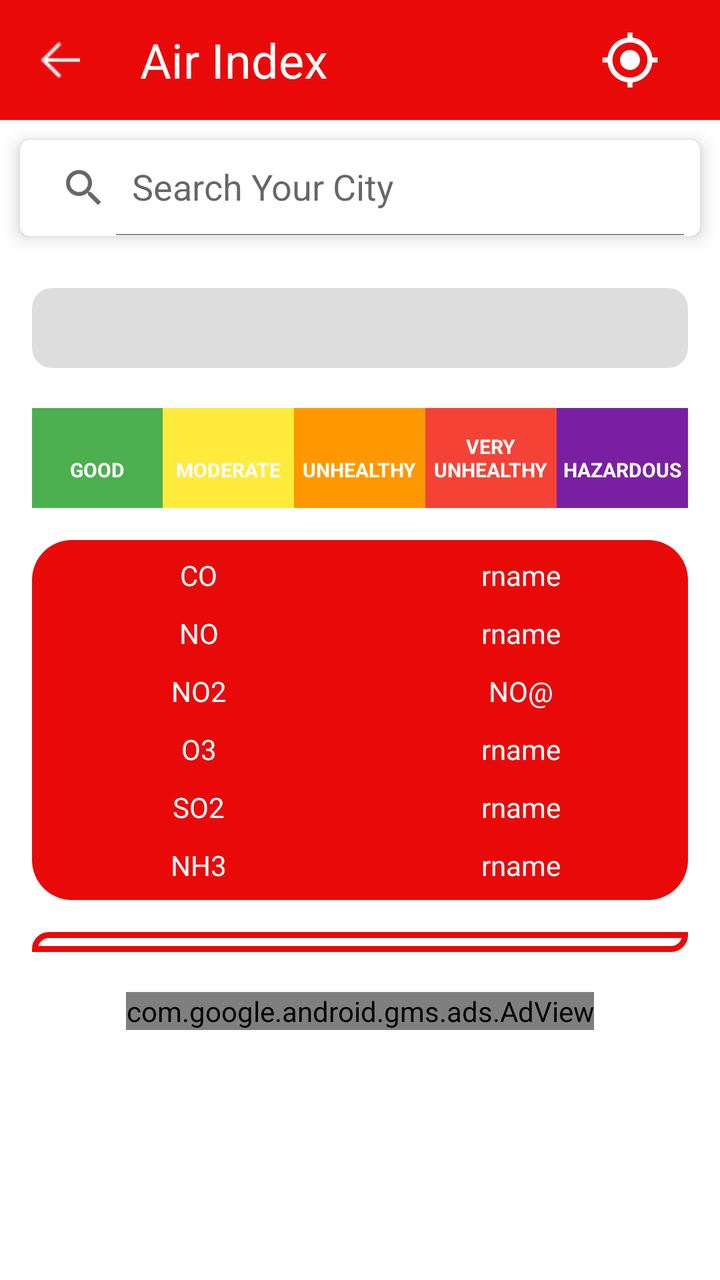
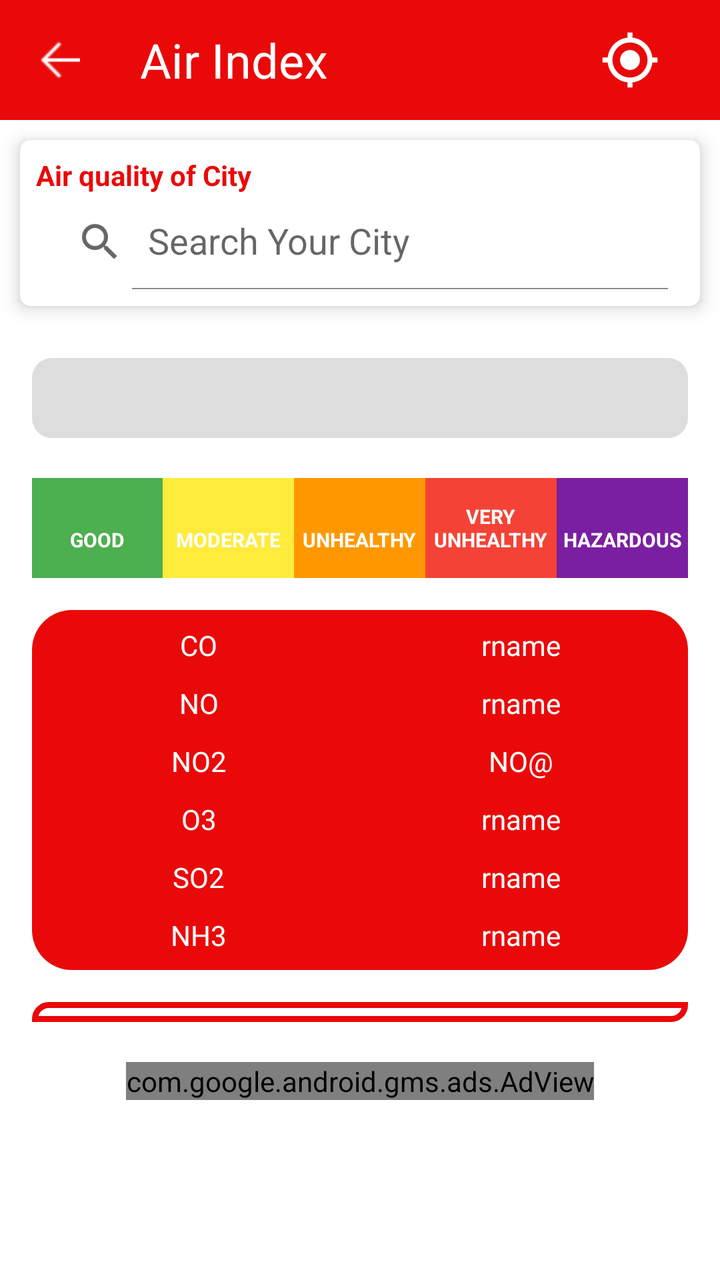

Screens rendered from an Android XML layout before and after an edit, with the pre-edit source and the edit as a unified diff.
<!-- AndroidManifest.xml: application theme Theme.Mausam -->
<!-- res/layout/activity_air_main.xml -->
<?xml version="1.0" encoding="utf-8"?>
<LinearLayout
    xmlns:android="http://schemas.android.com/apk/res/android"
    xmlns:ads="http://schemas.android.com/apk/res-auto"
    xmlns:app="http://schemas.android.com/apk/res-auto"
    android:orientation="vertical"
    android:layout_width="match_parent"
    android:layout_height="match_parent">

    
    <androidx.appcompat.widget.Toolbar
        android:id="@+id/toolbar"
        android:layout_width="match_parent"
        android:layout_height="wrap_content"
        android:padding="10dp"
        android:background="@color/red">

        <ImageButton
            android:id="@+id/back"
            android:layout_width="20dp"
            android:layout_height="20dp"
            android:layout_gravity="start"
            android:background="@drawable/back"
            android:layout_margin="10dp"/>

        <TextView
            android:layout_width="wrap_content"
            android:layout_height="wrap_content"
            android:text="@string/air_index"
            android:textSize="24sp"
            android:textColor="@color/white"
            android:layout_marginLeft="20dp"/>

        <ImageView
            android:id="@+id/loc"
            android:layout_width="30dp"
            android:layout_height="30dp"
            android:layout_gravity="end"
            android:src="@drawable/baseline_gps_fixed_24"
            android:layout_marginEnd="20dp"/>

    </androidx.appcompat.widget.Toolbar>

    
    <androidx.cardview.widget.CardView
        android:layout_width="match_parent"
        android:layout_height="wrap_content"
        android:layout_margin="10dp"
        app:cardCornerRadius="5dp"
        app:cardElevation="5dp">

        <androidx.appcompat.widget.SearchView
            android:id="@+id/newwi"
            android:layout_width="match_parent"
            android:layout_height="wrap_content"
            app:iconifiedByDefault="false"
            app:queryHint="@string/search_city"/>

    </androidx.cardview.widget.CardView>

    
    <ScrollView
        android:layout_width="match_parent"
        android:layout_height="0dp"
        android:layout_weight="1"
        android:padding="16dp">

        <LinearLayout
            android:orientation="vertical"
            android:layout_width="match_parent"
            android:layout_height="wrap_content">

            
            <ProgressBar
                android:id="@+id/aqiProgressBar"
                style="@android:style/Widget.ProgressBar.Horizontal"
                android:layout_width="match_parent"
                android:layout_height="40dp"
                android:max="500"
                android:progress="0"
                android:progressDrawable="@drawable/progressbar_states"/>

            
            <include
                android:layout_width="match_parent"
                android:layout_height="wrap_content"
                layout="@layout/progress_bar" />

            
            <TableLayout
                android:layout_width="match_parent"
                android:layout_height="wrap_content"
                android:layout_marginTop="16dp"
                android:background="@drawable/button_etutor_design">

                <TableRow>
                    <TextView
                        android:layout_width="0dp"
                        android:layout_height="wrap_content"
                        android:layout_weight="1"
                        android:padding="5dp"
                        android:text="CO"
                        android:textColor="@color/white"
                        android:gravity="center"/>
                    <TextView
                        android:id="@+id/co"
                        android:layout_width="0dp"
                        android:layout_height="wrap_content"
                        android:layout_weight="1"
                        android:padding="5dp"
                        android:text="rname"
                        android:textColor="@color/white"
                        android:gravity="center"/>
                </TableRow>

                <TableRow>
                    <TextView
                        android:layout_width="0dp"
                        android:layout_height="wrap_content"
                        android:layout_weight="1"
                        android:text="NO"
                        android:padding="5dp"
                        android:textColor="@color/white"
                        android:gravity="center"/>
                    <TextView
                        android:id="@+id/NO"
                        android:layout_width="0dp"
                        android:layout_height="wrap_content"
                        android:layout_weight="1"
                        android:padding="5dp"
                        android:text="rname"
                        android:textColor="@color/white"
                        android:gravity="center"/>
                </TableRow>

                <TableRow>
                    <TextView
                        android:layout_width="0dp"
                        android:layout_height="wrap_content"
                        android:layout_weight="1"
                        android:text="NO2"
                        android:padding="5dp"
                        android:textColor="@color/white"
                        android:gravity="center"/>
                    <TextView
                        android:id="@+id/NO2"
                        android:layout_width="0dp"
                        android:layout_height="wrap_content"
                        android:layout_weight="1"
                        android:text="NO@"
                        android:padding="5dp"
                        android:textColor="@color/white"
                        android:gravity="center"/>
                </TableRow>

                <TableRow>
                    <TextView
                        android:layout_width="0dp"
                        android:layout_height="wrap_content"
                        android:layout_weight="1"
                        android:text="O3"
                        android:padding="5dp"
                        android:textColor="@color/white"
                        android:gravity="center"/>
                    <TextView
                        android:id="@+id/O3"
                        android:layout_width="0dp"
                        android:layout_height="wrap_content"
                        android:layout_weight="1"
                        android:text="rname"
                        android:padding="5dp"
                        android:textColor="@color/white"
                        android:gravity="center"/>
                </TableRow>

                <TableRow>
                    <TextView
                        android:layout_width="0dp"
                        android:layout_height="wrap_content"
                        android:layout_weight="1"
                        android:text="SO2"
                        android:padding="5dp"
                        android:textColor="@color/white"
                        android:gravity="center"/>
                    <TextView
                        android:id="@+id/S02"
                        android:layout_width="0dp"
                        android:layout_height="wrap_content"
                        android:layout_weight="1"
                        android:padding="5dp"
                        android:text="rname"
                        android:textColor="@color/white"
                        android:gravity="center"/>
                </TableRow>

                <TableRow>
                    <TextView
                        android:layout_width="0dp"
                        android:layout_height="wrap_content"
                        android:layout_weight="1"
                        android:text="NH3"
                        android:padding="5dp"
                        android:textColor="@color/white"
                        android:gravity="center"/>
                    <TextView
                        android:id="@+id/nh3"
                        android:layout_width="0dp"
                        android:layout_height="wrap_content"
                        android:layout_weight="1"
                        android:padding="5dp"
                        android:text="rname"
                        android:textColor="@color/white"
                        android:gravity="center"/>
                </TableRow>

            </TableLayout>

            
            <androidx.recyclerview.widget.RecyclerView
                android:id="@+id/searchViewHolder"
                android:layout_width="match_parent"
                android:layout_height="wrap_content"
                android:layout_marginTop="16dp"
                android:background="@drawable/bg_dialog"
                android:padding="5dp"/>

            
            <com.google.android.gms.ads.AdView
                android:id="@+id/adView"
                android:layout_gravity="center"
                android:gravity="bottom"
                android:layout_width="wrap_content"
                android:layout_height="wrap_content"
                app:adSize="BANNER"
                android:layout_marginTop="20dp"
                app:adUnitId="@string/ads_banner_id" />

        </LinearLayout>
    </ScrollView>

</LinearLayout>
<!-- res/layout/progress_bar.xml (included above) -->
<?xml version="1.0" encoding="utf-8"?>
<LinearLayout xmlns:android="http://schemas.android.com/apk/res/android"
    android:layout_width="match_parent"
    android:layout_height="wrap_content"
    android:orientation="horizontal"
    android:paddingTop="20dp"
    android:weightSum="5">

    
    <TextView
        android:layout_width="0dp"
        android:layout_height="50dp"
        android:layout_weight="1"
        android:gravity="center"
        android:background="@color/aqi_good"
        android:text="\nGOOD"
        android:textColor="@android:color/white"
        android:textStyle="bold"
        android:textSize="10sp" />

    
    <TextView
        android:layout_width="0dp"
        android:layout_height="50dp"
        android:layout_weight="1"
        android:gravity="center"
        android:background="@color/aqi_moderate"
        android:text="\nMODERATE"
        android:textColor="@android:color/white"
        android:textStyle="bold"
        android:textSize="10sp" />

    
    <TextView
        android:layout_width="0dp"
        android:layout_height="50dp"
        android:layout_weight="1"
        android:gravity="center"
        android:background="@color/aqi_unhealthy"
        android:text="\nUNHEALTHY"
        android:textColor="@android:color/white"
        android:textStyle="bold"
        android:textSize="10sp" />

    
    <TextView
        android:layout_width="0dp"
        android:layout_height="50dp"
        android:layout_weight="1"
        android:gravity="center"
        android:background="@color/aqi_very_unhealthy"
        android:text="VERY\nUNHEALTHY"
        android:textColor="@android:color/white"
        android:textStyle="bold"
        android:textSize="10sp" />

    
    <TextView
        android:layout_width="0dp"
        android:layout_height="50dp"
        android:layout_weight="1"
        android:gravity="center"
        android:background="@color/aqi_hazardous"
        android:text="\nHAZARDOUS"
        android:textColor="@android:color/white"
        android:textStyle="bold"
        android:textSize="10sp" />

</LinearLayout>
<!-- resources referenced by this layout -->
<resources>
  <color name="aqi_good">#4CAF50</color>
  <color name="aqi_hazardous">#7B1FA2</color>
  <color name="aqi_moderate">#FFEB3B</color>
  <color name="aqi_unhealthy">#FF9800</color>
  <color name="aqi_very_unhealthy">#F44336</color>
  <color name="red">#EA0909</color>
  <color name="white">#FFFFFFFF</color>
  <!-- drawable back: png bitmap (drawable, 169 bytes) -->
  <!-- drawable baseline_gps_fixed_24 (drawable) -->
  <vector android:height="24dp" android:tint="#FFFFFF"
      android:viewportHeight="24" android:viewportWidth="24"
      android:width="24dp" xmlns:android="http://schemas.android.com/apk/res/android">
      <path android:fillColor="@android:color/white" android:pathData="M12,8c-2.21,0 -4,1.79 -4,4s1.79,4 4,4 4,-1.79 4,-4 -1.79,-4 -4,-4zM20.94,11c-0.46,-4.17 -3.77,-7.48 -7.94,-7.94L13,1h-2v2.06C6.83,3.52 3.52,6.83 3.06,11L1,11v2h2.06c0.46,4.17 3.77,7.48 7.94,7.94L11,23h2v-2.06c4.17,-0.46 7.48,-3.77 7.94,-7.94L23,13v-2h-2.06zM12,19c-3.87,0 -7,-3.13 -7,-7s3.13,-7 7,-7 7,3.13 7,7 -3.13,7 -7,7z"/>
  </vector>
  <!-- drawable bg_dialog (drawable) -->
  <?xml version="1.0" encoding="utf-8"?>
  <shape xmlns:android="http://schemas.android.com/apk/res/android"
      android:shape="rectangle" >
  
      <gradient android:angle="90"/>
  
      <corners android:bottomLeftRadius="0dp"
          android:topLeftRadius="15dp"
          android:bottomRightRadius="15dp"
          android:topRightRadius="0dp" />
  
      <stroke android:width="3dp"
          android:color="@color/red"/>
  
  </shape>
  <!-- drawable button_etutor_design (drawable) -->
  <?xml version="1.0" encoding="utf-8"?>
  <selector xmlns:android="http://schemas.android.com/apk/res/android">
  
  <item>
      <layer-list>
          <item><shape>
  
              <corners
                  android:radius="20dp"
                  />
              <gradient android:angle="90"  android:type="linear" />
  
              <stroke android:width="0dp" android:color="#58030300" />
              <solid android:color="@color/red"  />
  
              <padding android:bottom="3dp" android:left="3dp" android:right="3dp" android:top="3dp" />
          </shape></item>
      </layer-list>
  </item>
  
  </selector>
  <!-- drawable progressbar_states (drawable) -->
  <layer-list xmlns:android="http://schemas.android.com/apk/res/android">
      <item android:id="@android:id/background">
          <shape>
              <corners android:radius="10dp"/>
              <solid android:color="#DDDDDD"/>
          </shape>
      </item>
      <item android:id="@android:id/progress">
          <clip>
              <shape>
                  <corners android:radius="10dp"/>
                  <solid android:color="#00FF00"/>
              </shape>
          </clip>
      </item>
  </layer-list>
  <string name="ads_banner_id">ca-app-pub-1606200483291446/5984462953</string>
  <string name="air_index">Air Index</string>
  <string name="search_city">Search Your City</string>
  <style name="Theme.Mausam" parent="Theme.MaterialComponents.DayNight.NoActionBar">
          
          <item name="colorPrimary">@color/red</item>
          <item name="colorOnPrimary">@color/white</item>
          <item name="colorPrimaryDark">@color/red</item>
          <item name="android:windowBackground">@color/white</item>
          <item name="android:textColorPrimary">@color/black</item>
          <item name="colorPrimaryVariant">@color/red</item>
          <item name="popupMenuStyle">@style/ThemeOverlay.AppCompat.Light</item>
      </style>
  <color name="black">#FF000000</color>
</resources>

<!-- the commit's change to res/layout/activity_air_main.xml (unified diff, before → after) -->
@@ -42,6 +42,7 @@
     </androidx.appcompat.widget.Toolbar>
 
     
+    
     <androidx.cardview.widget.CardView
         android:layout_width="match_parent"
         android:layout_height="wrap_content"
@@ -49,13 +50,29 @@
         app:cardCornerRadius="5dp"
         app:cardElevation="5dp">
 
-        <androidx.appcompat.widget.SearchView
-            android:id="@+id/newwi"
+        <LinearLayout
             android:layout_width="match_parent"
             android:layout_height="wrap_content"
-            app:iconifiedByDefault="false"
-            app:queryHint="@string/search_city"/>
-
+            android:orientation="vertical"
+            android:padding="8dp">
+
+            
+            <TextView
+                android:layout_width="wrap_content"
+                android:layout_height="wrap_content"
+                android:text="@string/search_city_air_index"
+                android:textStyle="bold"
+                android:textSize="14sp"
+                android:textColor="@color/red"/>
+
+            
+            <androidx.appcompat.widget.SearchView
+                android:id="@+id/newwi"
+                android:layout_width="match_parent"
+                android:layout_height="wrap_content"
+                app:iconifiedByDefault="false"
+                app:queryHint="@string/search_city"/>
+        </LinearLayout>
     </androidx.cardview.widget.CardView>
 
     
<!-- resource entries referenced after the edit -->
@@ -72,6 +72,7 @@
   <string name="ads_banner_id">ca-app-pub-1606200483291446/5984462953</string>
   <string name="air_index">Air Index</string>
   <string name="search_city">Search Your City</string>
+  <string name="search_city_air_index">Air quality of City</string>
   <style name="Theme.Mausam" parent="Theme.MaterialComponents.DayNight.NoActionBar">
           
           <item name="colorPrimary">@color/red</item>
